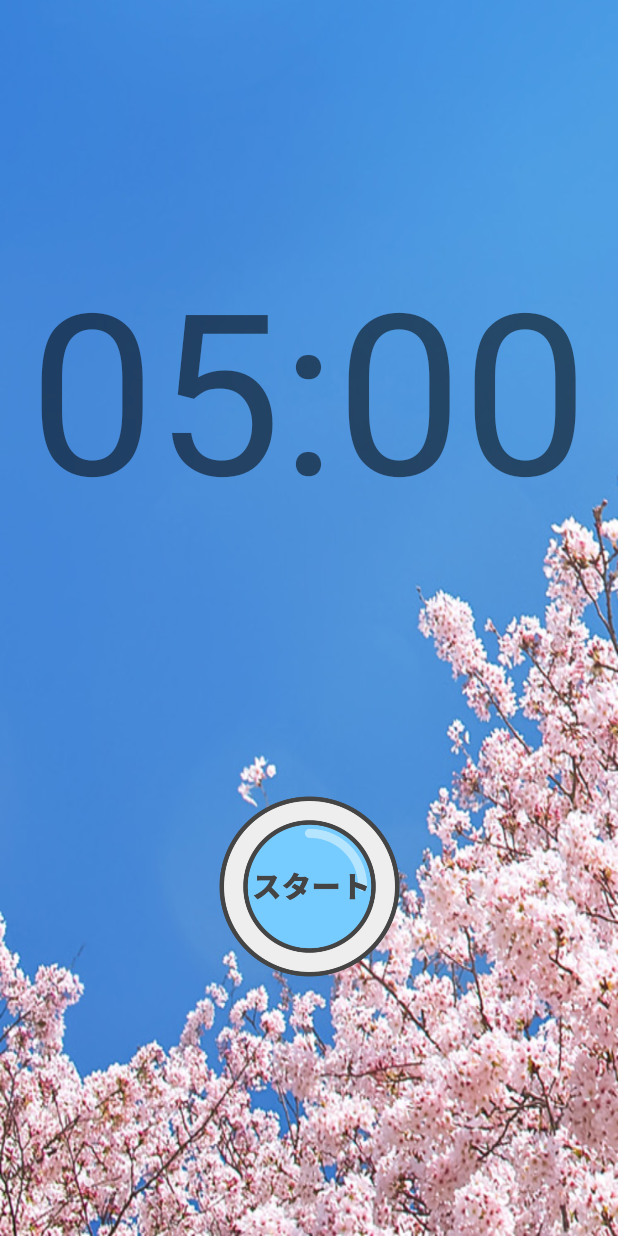
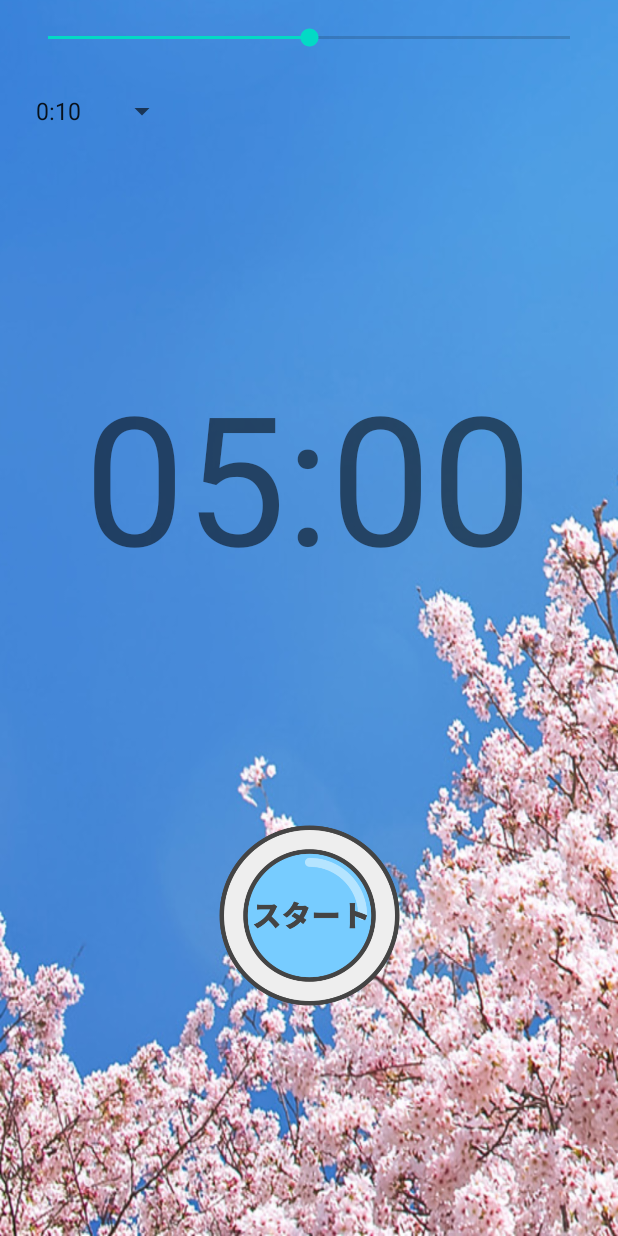
Before and after one commit to Messiah-KenTanaka/VibTimer, an Android app: the layout activity_main.xml on its own in the app's theme, with its tools: preview values and no code run, on a phone screen of 412 x 824 dp. Run offline under Robolectric (Android 15) with nearby library versions, the light colour scheme and no system bars.

Commit message:
seekBarを追加

```diff
--- a/app/src/main/res/layout/activity_main.xml
+++ b/app/src/main/res/layout/activity_main.xml
@@ -10,12 +10,12 @@
         android:id="@+id/textTimer"
         android:layout_width="wrap_content"
         android:layout_height="wrap_content"
-        android:textSize="150sp"
+        android:textSize="120dp"
         app:layout_constraintBottom_toTopOf="@+id/imgBtn"
         app:layout_constraintEnd_toEndOf="parent"
         app:layout_constraintHorizontal_bias="0.496"
         app:layout_constraintStart_toStartOf="parent"
-        app:layout_constraintTop_toTopOf="parent"
+        app:layout_constraintTop_toBottomOf="@+id/spinner"
         tools:text="05:00" />
 
     <ImageButton
@@ -31,4 +31,28 @@
         app:layout_constraintTop_toBottomOf="@+id/textTimer"
         app:srcCompat="@drawable/btn_start" />
 
+    <Spinner
+        android:id="@+id/spinner"
+        android:layout_width="wrap_content"
+        android:layout_height="wrap_content"
+        android:layout_marginStart="16dp"
+        android:layout_marginTop="16dp"
+        android:entries="@array/time_arr"
+        android:minHeight="48dp"
+        app:layout_constraintStart_toStartOf="parent"
+        app:layout_constraintTop_toBottomOf="@+id/seekBar" />
+
+    <SeekBar
+        android:id="@+id/seekBar"
+        android:layout_width="0dp"
+        android:layout_height="wrap_content"
+        android:layout_marginStart="16dp"
+        android:layout_marginTop="16dp"
+        android:layout_marginEnd="16dp"
+        android:max="600"
+        android:progress="300"
+        app:layout_constraintEnd_toEndOf="parent"
+        app:layout_constraintStart_toStartOf="parent"
+        app:layout_constraintTop_toTopOf="parent" />
+
 </androidx.constraintlayout.widget.ConstraintLayout>
--- a/app/src/main/res/values/arrays.xml
+++ b/app/src/main/res/values/arrays.xml
@@ -6,5 +6,7 @@
         <item>3:00</item>
         <item>5:00</item>
         <item>10:00</item>
+        <item>30:00</item>
+        <item>60:00</item>
     </string-array>
 </resources>
```
Also changed, not shown: app/src/main/java/com/beit_and_pear/vibtimer/MainActivity.kt (+52 -2 lines).
